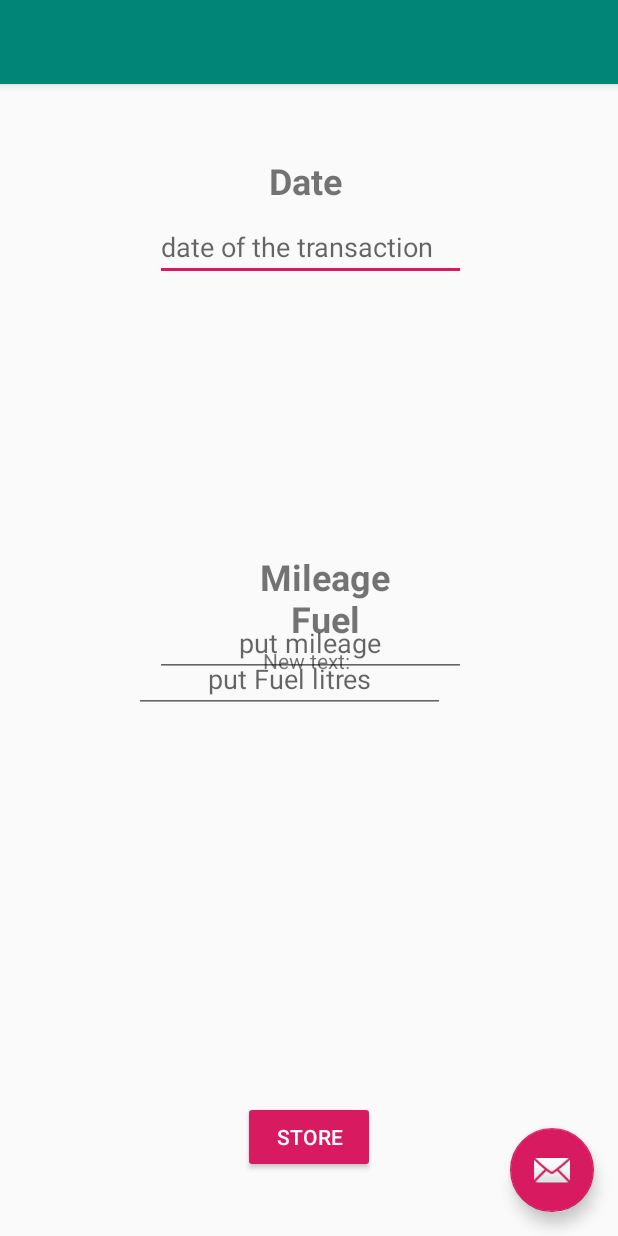
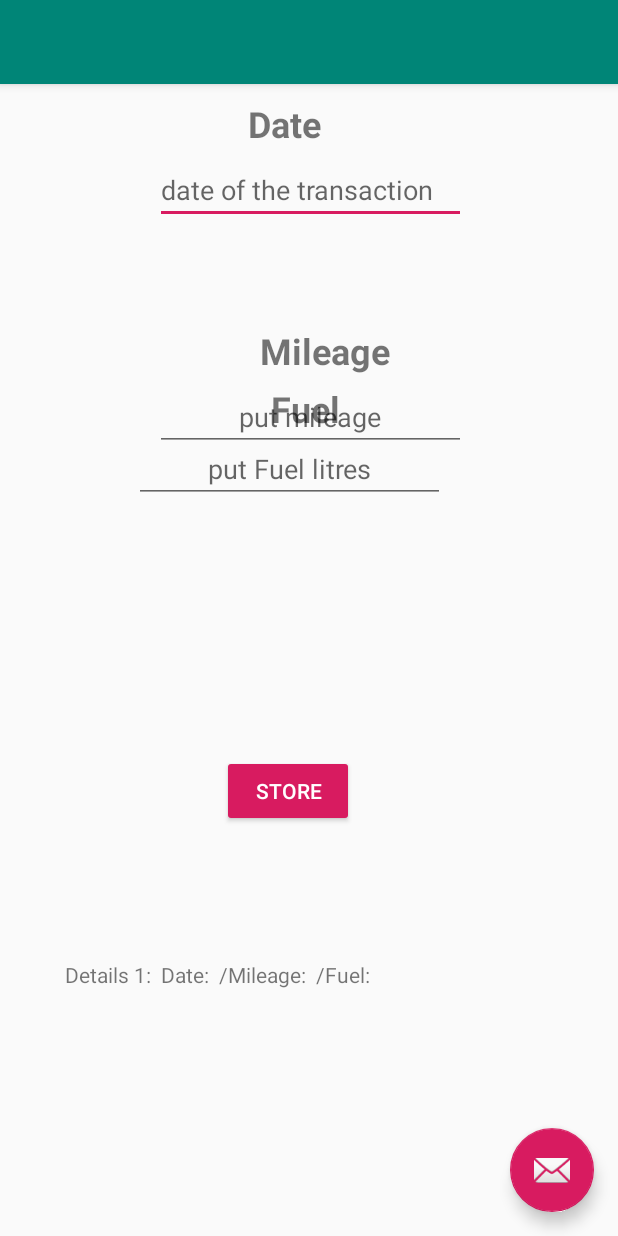
Before and after one commit to mohsenmsn/cs2001-2017-18-reassessment-mohsenmsn, an Android app: the screen it shows after launch (MainActivity), after a tap on "STORE", on a phone screen of 412 x 824 dp. Run offline under Robolectric (Android 15) with nearby library versions, the phone set to English and light mode, and no system bars.

Commit message:
new changes4

```diff
--- a/app/src/main/java/com/example/mohen/mpg_calc/MainActivity.java
+++ b/app/src/main/java/com/example/mohen/mpg_calc/MainActivity.java
@@ -22,8 +22,8 @@ public class MainActivity extends AppCompatActivity {
 
 private LinearLayout linearLayout;
     private EditText TextEdit1;
-//    private EditText TextEdit2;
-//    private EditText TextEdit3;
+    private EditText TextEdit2;
+    private EditText TextEdit3;
     private Button StoreBtn;
 
     @Override
@@ -32,10 +32,12 @@ private LinearLayout linearLayout;
         setContentView(R.layout.activity_main);
         linearLayout = (LinearLayout) findViewById(R.id.linearLayout);
         TextEdit1 = (EditText) findViewById(R.id.TextEdit1);
+        TextEdit2 = (EditText) findViewById(R.id.TextEdit2);
+        TextEdit3 = (EditText) findViewById(R.id.TextEdit3);
         StoreBtn = (Button) findViewById(R.id.StoreBtn);
         StoreBtn.setOnClickListener(onClick());
         TextView textView = new TextView(this);
-        textView.setText("New text");
+        textView.setText("details 1");
     }
 
     private View.OnClickListener onClick() {
@@ -43,7 +45,7 @@ private LinearLayout linearLayout;
 
             @Override
             public void onClick(View v) {
-                linearLayout.addView(createNewTextView(TextEdit1.getText().toString()));
+                linearLayout.addView(createNewTextView(" Date: "+TextEdit1.getText().toString()+" /Mileage: "+ TextEdit2.getText().toString()+" /Fuel: "+TextEdit3.getText().toString()));
             }
         };
     }
@@ -52,7 +54,7 @@ private LinearLayout linearLayout;
         final LinearLayout.LayoutParams lparams = new LinearLayout.LayoutParams(LinearLayout.LayoutParams.WRAP_CONTENT, LinearLayout.LayoutParams.WRAP_CONTENT);
         final TextView textView = new TextView(this);
         textView.setLayoutParams(lparams);
-        textView.setText("New text: " + text);
+        textView.setText("Details 1: " + text);
         return textView;
     }
 
--- a/app/src/main/res/layout/content_main.xml
+++ b/app/src/main/res/layout/content_main.xml
@@ -8,21 +8,12 @@
     tools:context=".MainActivity"
     tools:showIn="@layout/activity_main">
 
-    <LinearLayout xmlns:android="http://schemas.android.com/apk/res/android"
-        android:id="@+id/linearLayout"
-        android:layout_width="wrap_content"
-        android:layout_height="wrap_content"
-        android:orientation="vertical"
-        app:layout_constraintBottom_toBottomOf="parent"
-        app:layout_constraintEnd_toEndOf="parent"
-        app:layout_constraintStart_toStartOf="parent"
-        app:layout_constraintTop_toTopOf="parent" />
     <TextView
         android:id="@+id/dateTextView"
         android:layout_width="160dp"
         android:layout_height="32dp"
         android:layout_marginStart="109dp"
-        android:layout_marginTop="48dp"
+        android:layout_marginTop="10dp"
         android:layout_marginEnd="115dp"
         android:layout_marginBottom="8dp"
         android:text="Date"
@@ -31,6 +22,7 @@
         android:textStyle="bold"
         app:layout_constraintBottom_toTopOf="@+id/TextEdit1"
         app:layout_constraintEnd_toEndOf="parent"
+        app:layout_constraintHorizontal_bias="0.0"
         app:layout_constraintStart_toStartOf="parent"
         app:layout_constraintTop_toTopOf="parent"
         app:layout_constraintVertical_chainStyle="spread_inside" />
@@ -55,7 +47,7 @@
         android:layout_width="160dp"
         android:layout_height="32dp"
         android:layout_marginStart="109dp"
-        android:layout_marginTop="48dp"
+        android:layout_marginTop="20dp"
         android:layout_marginEnd="115dp"
         android:layout_marginBottom="8dp"
         android:text="Mileage"
@@ -67,7 +59,7 @@
         app:layout_constraintHorizontal_bias="1.0"
         app:layout_constraintStart_toStartOf="parent"
         app:layout_constraintTop_toTopOf="parent"
-        app:layout_constraintVertical_bias="0.388" />
+        app:layout_constraintVertical_bias="0.19999999" />
 
     <EditText
         android:id="@+id/TextEdit2"
@@ -90,16 +82,18 @@
         android:layout_width="160dp"
         android:layout_height="32dp"
         android:layout_marginStart="109dp"
-        android:layout_marginTop="340dp"
+        android:layout_marginTop="200dp"
         android:layout_marginEnd="115dp"
+        android:layout_marginBottom="8dp"
         android:text="Fuel"
         android:textAlignment="center"
         android:textSize="24sp"
         android:textStyle="bold"
+        app:layout_constraintBottom_toTopOf="@+id/TextEdit3"
         app:layout_constraintEnd_toEndOf="parent"
-        app:layout_constraintHorizontal_bias="1.0"
         app:layout_constraintStart_toStartOf="parent"
-        app:layout_constraintTop_toTopOf="parent" />
+        app:layout_constraintTop_toTopOf="parent"
+        app:layout_constraintVertical_bias="0.57" />
 
     <EditText
         android:id="@+id/TextEdit3"
@@ -119,7 +113,6 @@
         app:layout_constraintTop_toBottomOf="@+id/FueltextView" />
 
 
-
     <Button
         android:id="@+id/StoreBtn"
         style="@style/Widget.AppCompat.Button.Colored"
@@ -132,9 +125,21 @@
         android:text="Store"
         app:layout_constraintBottom_toBottomOf="parent"
         app:layout_constraintEnd_toEndOf="parent"
+        app:layout_constraintHorizontal_bias="0.0"
         app:layout_constraintStart_toStartOf="parent"
         app:layout_constraintTop_toTopOf="parent"
-        app:layout_constraintVertical_bias="1.0" />
+        app:layout_constraintVertical_bias="0.656" />
+
+    <LinearLayout
+        android:id="@+id/linearLayout"
+        android:layout_width="325dp"
+        android:layout_height="158dp"
+        android:orientation="vertical"
+        app:layout_constraintBottom_toBottomOf="parent"
+        app:layout_constraintEnd_toEndOf="parent"
+        app:layout_constraintStart_toStartOf="parent"
+        app:layout_constraintTop_toTopOf="parent"
+        app:layout_constraintVertical_bias="0.957" />
 
 
 </androidx.constraintlayout.widget.ConstraintLayout>
```
